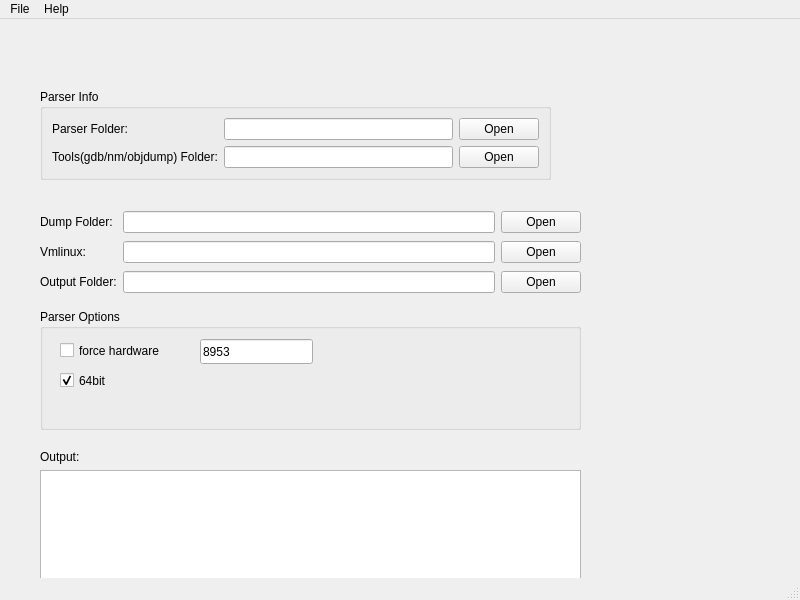
Qt form qparser.ui (bdunix/qparser) before a commit.
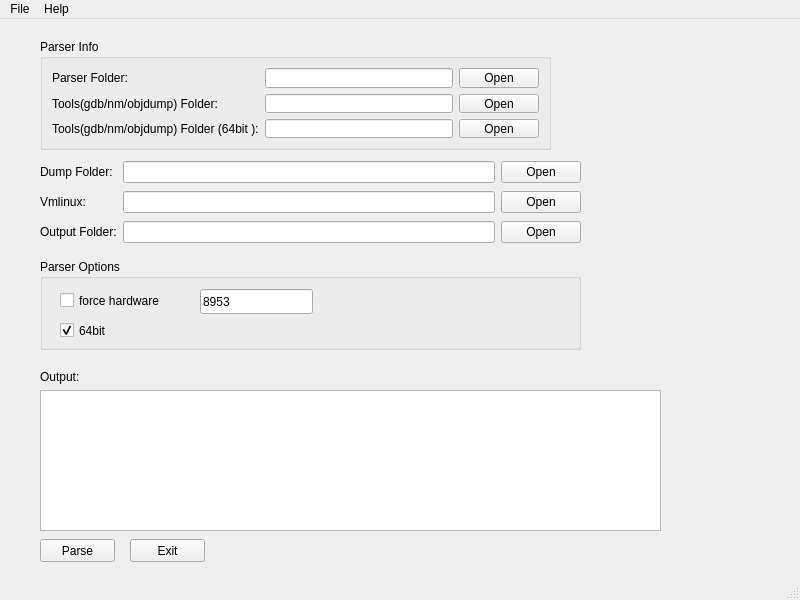
The same form after that commit.

Commit message: Remove using path variables

```diff
--- a/qparser.ui
+++ b/qparser.ui
@@ -18,7 +18,7 @@
     <property name="geometry">
      <rect>
       <x>40</x>
-      <y>190</y>
+      <y>140</y>
       <width>541</width>
       <height>89</height>
      </rect>
@@ -81,9 +81,9 @@
     <property name="geometry">
      <rect>
       <x>40</x>
-      <y>70</y>
+      <y>20</y>
       <width>511</width>
-      <height>91</height>
+      <height>111</height>
      </rect>
     </property>
     <property name="title">
@@ -124,13 +124,30 @@
        </property>
       </widget>
      </item>
+     <item row="2" column="0">
+      <widget class="QLabel" name="label_7">
+       <property name="text">
+        <string>Tools(gdb/nm/objdump) Folder (64bit ):</string>
+       </property>
+      </widget>
+     </item>
+     <item row="2" column="1">
+      <widget class="QLineEdit" name="toolsfolder64LineEdit"/>
+     </item>
+     <item row="2" column="2">
+      <widget class="QPushButton" name="toolsfolder64PushButton">
+       <property name="text">
+        <string>Open</string>
+       </property>
+      </widget>
+     </item>
     </layout>
    </widget>
    <widget class="QPushButton" name="parsePushButton">
     <property name="geometry">
      <rect>
       <x>40</x>
-      <y>570</y>
+      <y>520</y>
       <width>75</width>
       <height>23</height>
      </rect>
@@ -143,7 +160,7 @@
     <property name="geometry">
      <rect>
       <x>130</x>
-      <y>570</y>
+      <y>520</y>
       <width>75</width>
       <height>23</height>
      </rect>
@@ -156,9 +173,9 @@
     <property name="geometry">
      <rect>
       <x>40</x>
-      <y>431</y>
-      <width>541</width>
-      <height>131</height>
+      <y>351</y>
+      <width>621</width>
+      <height>161</height>
      </rect>
     </property>
     <layout class="QVBoxLayout" name="verticalLayout">
@@ -178,9 +195,9 @@
     <property name="geometry">
      <rect>
       <x>40</x>
-      <y>290</y>
+      <y>240</y>
       <width>541</width>
-      <height>121</height>
+      <height>91</height>
      </rect>
     </property>
     <property name="title">
```
Left out of the diff: 2 changed lines with no effect on the pictures. The commit also changes 2 other files.
